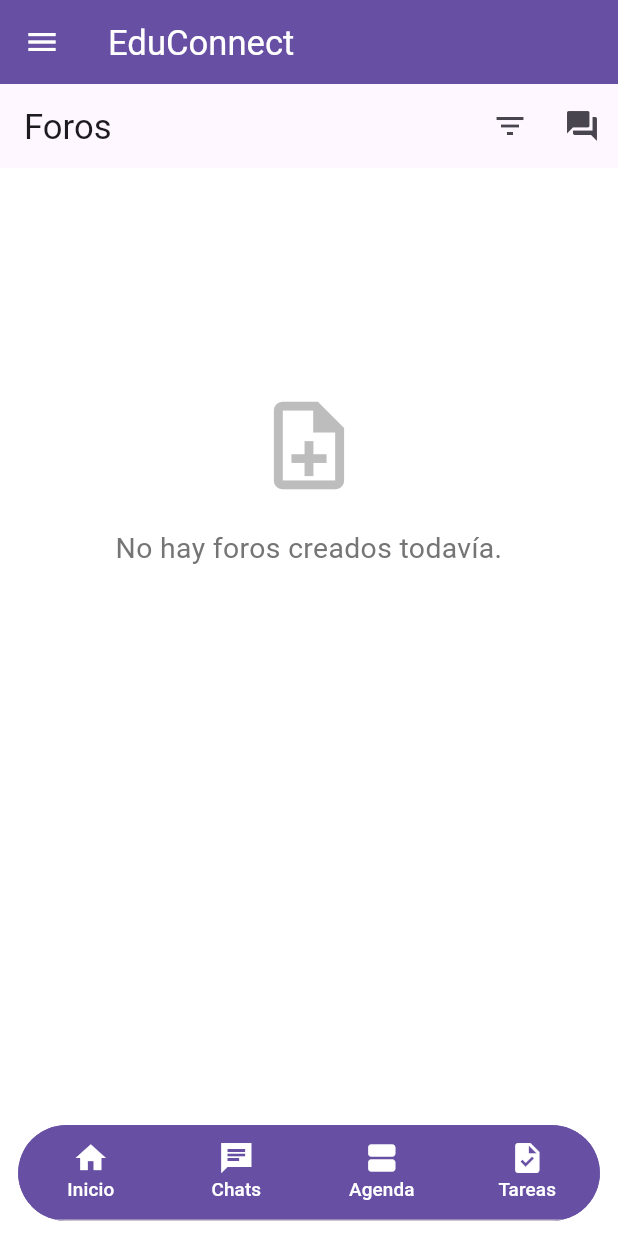
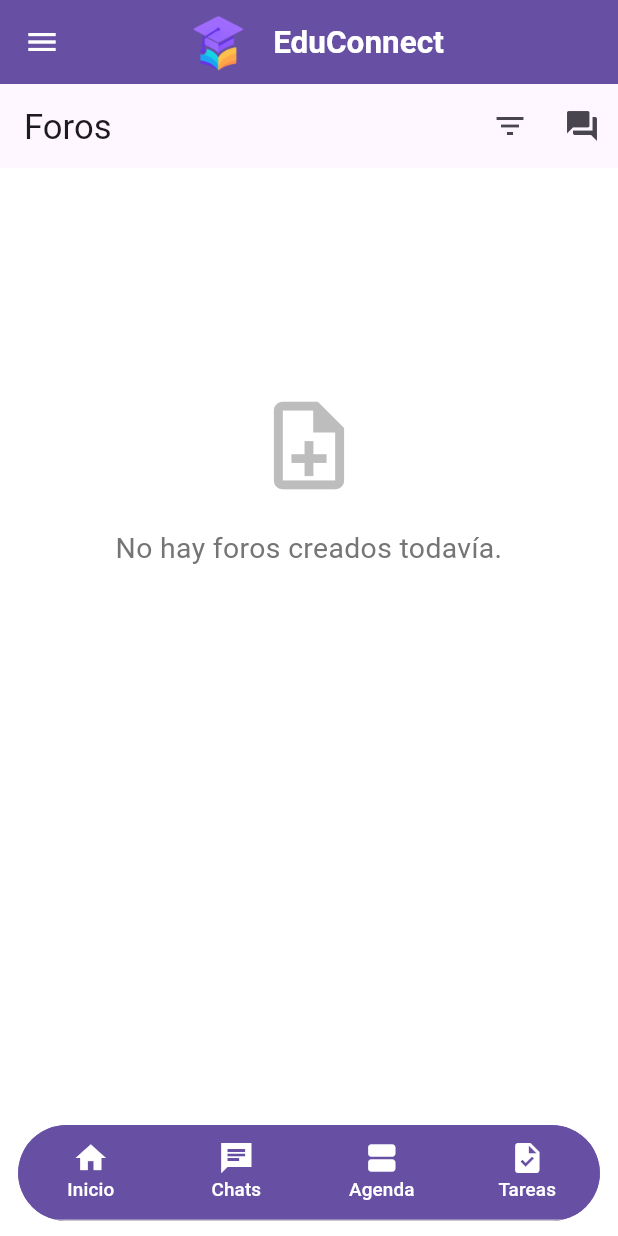
Before and after one commit to pablohernandez27/EduConnect, a Flutter app: the screen it shows once a user with an empty profile is signed in, on a phone screen of 412 x 824 dp. Run offline on Flutter 3.47's test engine with Material 3 defaults, Android fonts, the phone set to English and light mode, and no system bars; our stand-ins replace cloud_firestore, device_info_plus, firebase_auth, firebase_core, firebase_storage, image_picker and 2 more; missing offline and left inert: syncfusion_localizations; accounts and stored records are empty.

Commit message:
Splash screen arreglado, logo en drawer editado

```diff
--- a/lib/screen/DashboardPage.dart
+++ b/lib/screen/DashboardPage.dart
@@ -66,7 +66,26 @@ class _DashboardPageState extends State<DashboardPage>
                   onPressed: () => Scaffold.of(context).openDrawer(),
                 ),
               ),
-              title: Text('EduConnect', style: TextStyle(color: Colors.white)),
+              title: Row(
+                mainAxisSize: MainAxisSize.min,
+                children: [
+                  Image.asset(
+                    "assets/logoedu_solo.png",
+                    width: 60,
+                    height: 60,
+                  ),
+                  const SizedBox(width: 6),
+                  const Text(
+                    "EduConnect",
+                    style: TextStyle(
+                      color: Colors.white,
+                      fontSize: 20,
+                      fontWeight: FontWeight.bold,
+                    ),
+                  ),
+                ],
+              ),
+              centerTitle: true,
             ),
             drawer: Drawer(
               child: ListView(
@@ -195,13 +214,8 @@ class _DashboardPageState extends State<DashboardPage>
                                   final user = FirebaseAuth.instance.currentUser;
 
                                   if (user != null) {
-                                    // 1. Eliminar datos de Firestore asociados al usuario
                                     await deleteUserFirestoreData(user.uid);
-
-                                    // 2. Eliminar usuario de Firebase Auth
                                     await user.delete();
-
-                                    // 3. Cerrar sesión y navegar a login
                                     await FirebaseAuth.instance.signOut();
                                     Navigator.pushReplacementNamed(context, '/login');
 
--- a/pubspec.yaml
+++ b/pubspec.yaml
@@ -72,6 +72,7 @@ dev_dependencies:
 flutter:
   assets:
     - assets/logo_educonnect.png
+    - assets/
 
   # The following line ensures that the Material Icons font is
   # included with your application, so that you can use the icons in
@@ -91,6 +92,9 @@ flutter_native_splash:
   image: assets/logo_educonnect.png
   android: true
   ios: true
+  android_12:
+    image: assets/logo_educonnect.png
+    color: "#ffffff"
   android_gravity: center
   ios_content_mode: center
   fullscreen: true
```
Also changed, not shown: lib/screen/agenda_screen.dart (+15 -2 lines), assets/logoedu_solo.png (added), 13 other files.
